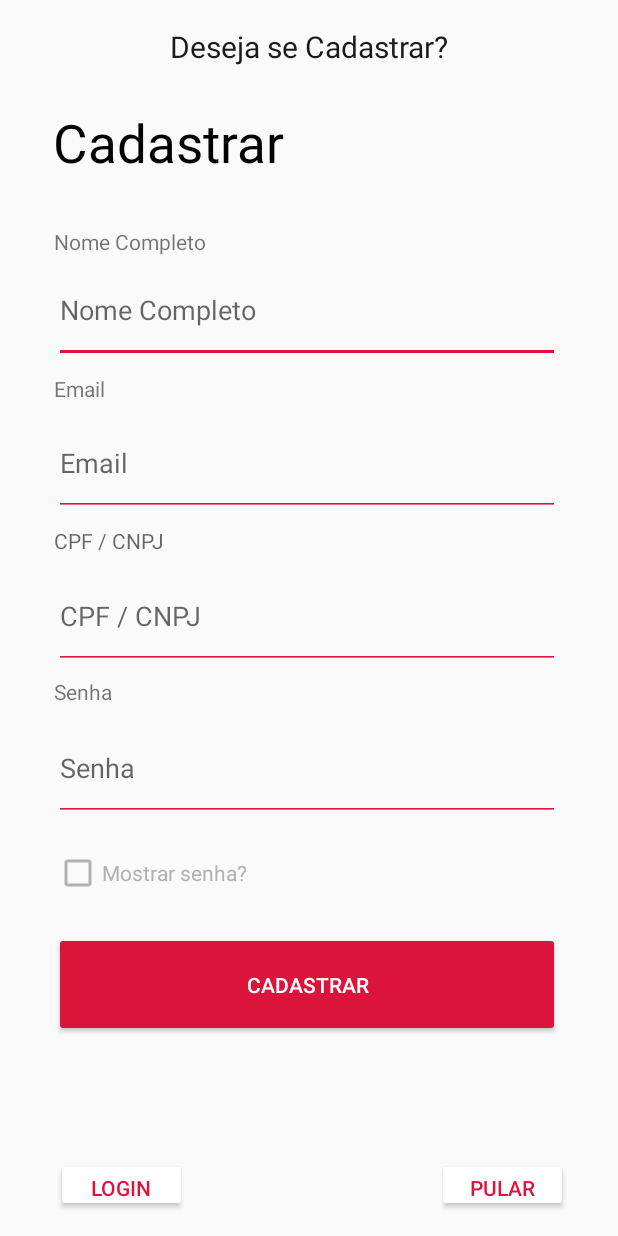
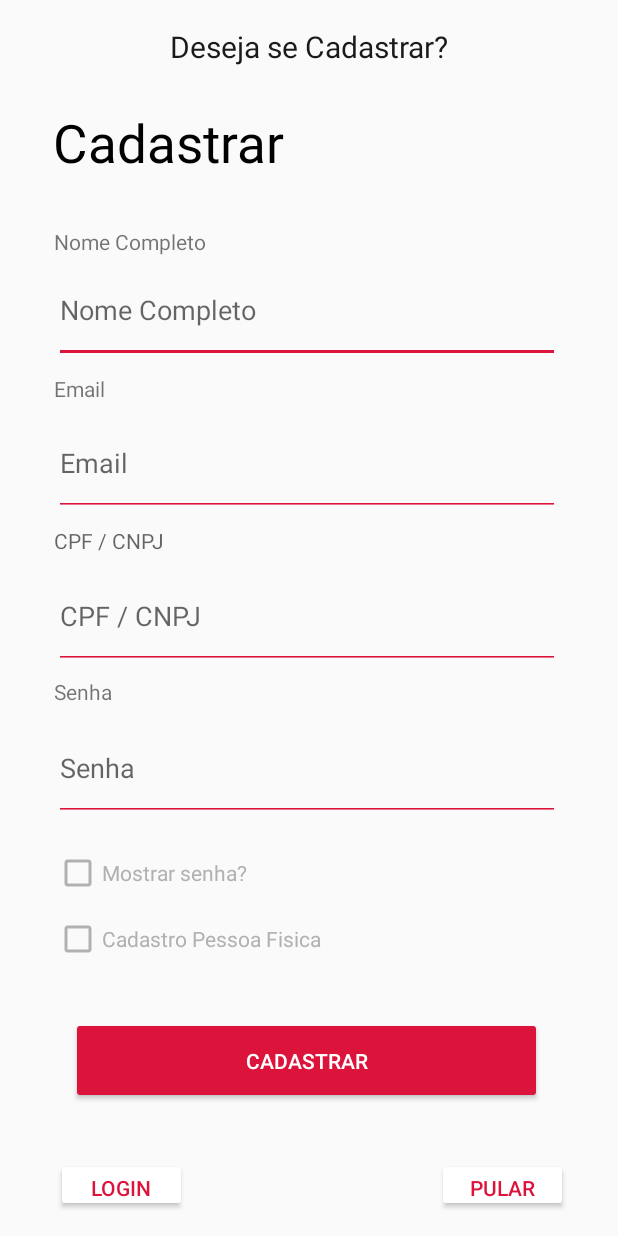
Before and after one commit to LeonardoEckertMarques/icarealot, an Android app: the screen it shows after launch (Cadastro), after a tap on "AVANÇAR", on a phone screen of 412 x 824 dp. Run offline under Robolectric (Android 15) with nearby library versions, the light colour scheme and no system bars; our stand-ins replace Firebase (no records; nobody signed in at launch, a user with empty details on screens opened directly).

Commit message:
Tela de Permissões CheckBox Cadastro Pessoa Fisica

```diff
--- a/app/src/main/java/com/example/icarealot/Starting.java
+++ b/app/src/main/java/com/example/icarealot/Starting.java
@@ -1,13 +1,33 @@
 package com.example.icarealot;
 
 import androidx.appcompat.app.AppCompatActivity;
+import androidx.core.app.ActivityCompat;
+import androidx.core.content.ContextCompat;
 
+import android.Manifest;
 import android.content.Intent;
+import android.content.pm.PackageManager;
 import android.os.Bundle;
 import android.view.View;
 import android.widget.Button;
+import android.widget.TextView;
+
+import java.util.ArrayList;
+import java.util.List;
 
 public class Starting extends AppCompatActivity implements View.OnClickListener {
+
+  TextView txtPermissoes;
+
+  String[] permissoes = {
+          Manifest.permission.INTERNET,
+          Manifest.permission.ACCESS_COARSE_LOCATION,
+          Manifest.permission.ACCESS_FINE_LOCATION,
+          Manifest.permission.READ_EXTERNAL_STORAGE,
+          Manifest.permission.RECORD_AUDIO
+  };
+
+  public static final int CODIGO_PERMISSOES_REQUERIDAS = 1;
 
   @Override
   protected void onCreate(Bundle savedInstanceState) {
@@ -15,6 +35,39 @@ public class Starting extends AppCompatActivity implements View.OnClickListener
     setContentView(R.layout.activity_starting);
     Button permissions_btn = findViewById(R.id.permissions_btn);
     permissions_btn.setOnClickListener(this);
+    txtPermissoes = findViewById(R.id.txtPermissioes);
+
+    if (verficarPermissoes()){
+
+
+    } else {
+
+         txtPermissoes.setText("Nem todas as permissões necessárias estão ativadas");
+    }
+  }
+
+  public boolean verficarPermissoes(){
+
+    List<String> permissoesRequeridas = new ArrayList<>();
+
+    for (String permissoes : permissoes){
+
+        if (ContextCompat.checkSelfPermission(this, permissoes) != PackageManager.PERMISSION_GRANTED){
+            permissoesRequeridas.add(permissoes);
+        }
+    }
+
+    if (!permissoesRequeridas.isEmpty()){
+
+      ActivityCompat.requestPermissions(this, permissoesRequeridas.toArray(new String[permissoesRequeridas.size()]), CODIGO_PERMISSOES_REQUERIDAS);
+
+      return false;
+    }
+
+    txtPermissoes.setText("Todas as permissões estão ativas");
+
+    return true;
+
   }
 
   public void onClick(View view) {
--- a/app/src/main/res/layout/activity_cadastro.xml
+++ b/app/src/main/res/layout/activity_cadastro.xml
@@ -62,8 +62,8 @@
 
     <Button
         android:id="@+id/btn_cadastro"
-        android:layout_width="337dp"
-        android:layout_height="70dp"
+        android:layout_width="314dp"
+        android:layout_height="58dp"
         android:width="38mm"
         android:backgroundTint="@color/end"
         android:text="@string/login_cadastrar"
@@ -73,7 +73,7 @@
         app:layout_constraintHorizontal_bias="0.486"
         app:layout_constraintStart_toStartOf="parent"
         app:layout_constraintTop_toTopOf="parent"
-        app:layout_constraintVertical_bias="0.824" />
+        app:layout_constraintVertical_bias="0.885" />
 
     <ProgressBar
         android:id="@+id/cadastro_progessbar"
@@ -85,10 +85,10 @@
         android:visibility="invisible"
         app:layout_constraintBottom_toBottomOf="parent"
         app:layout_constraintEnd_toEndOf="parent"
-        app:layout_constraintHorizontal_bias="0.506"
+        app:layout_constraintHorizontal_bias="0.498"
         app:layout_constraintStart_toStartOf="parent"
         app:layout_constraintTop_toTopOf="parent"
-        app:layout_constraintVertical_bias="0.878" />
+        app:layout_constraintVertical_bias="0.927" />
 
     <EditText
         android:id="@+id/senha"
@@ -215,4 +215,18 @@
         app:layout_constraintTop_toTopOf="parent"
         app:layout_constraintVertical_bias="0.715" />
 
+    <CheckBox
+        android:id="@+id/cb_cadastro_PessoaFisica"
+        android:layout_width="337dp"
+        android:layout_height="wrap_content"
+        android:buttonTint="@color/silver"
+        android:text="Cadastro Pessoa Fisica"
+        android:textColor="@color/silver"
+        app:layout_constraintBottom_toTopOf="@+id/btn_cadastro"
+        app:layout_constraintEnd_toEndOf="parent"
+        app:layout_constraintHorizontal_bias="0.486"
+        app:layout_constraintStart_toStartOf="parent"
+        app:layout_constraintTop_toBottomOf="@+id/cb_mostrar_senha_cadastro"
+        app:layout_constraintVertical_bias="0.25" />
+
 </androidx.constraintlayout.widget.ConstraintLayout>
```
Also changed, not shown: app/src/main/AndroidManifest.xml (+7 -0 lines), app/src/main/res/layout/activity_starting.xml (+15 -19 lines), 1 other file.
